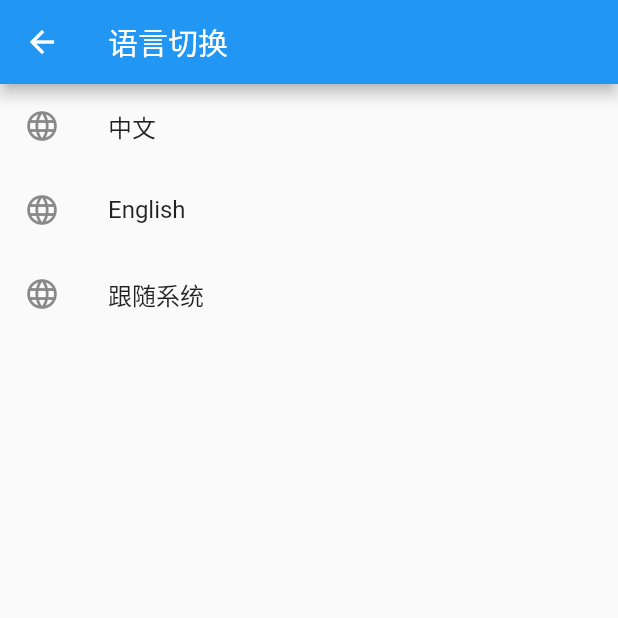
After one commit to xingzjx/flutter_github, a Flutter app: the MainPage screen opened directly, item 3 of the bottom bar chosen, after a tap on "语言", on a phone screen of 412 x 824 dp, the top half of it. The commit adds this screen. Run offline on Flutter 3.47's test engine with Material 2 defaults, Android fonts, the phone set to English and light mode, and no system bars.

Commit message:
feat:国际化

```diff
--- a/lib/page/home_page.dart
+++ b/lib/page/home_page.dart
@@ -14,6 +14,7 @@ class _HomePage extends State<HomePage> {
     return new Scaffold(
       appBar: new AppBar(
         title: new Text('首页'),
+        centerTitle: true,
       ),
       body: new Center(
         child: Icon(
--- /dev/null
+++ b/lib/page/language_page.dart
@@ -0,0 +1,38 @@
+import 'package:flutter/material.dart';
+
+class LanguagePage extends StatefulWidget {
+  @override
+  _LanguagePage createState() {
+    // TODO: implement createState
+    return _LanguagePage();
+  }
+}
+
+class _LanguagePage extends State<LanguagePage> {
+  @override
+  Widget build(BuildContext context) {
+    void _selectLanguage() {}
+
+    Widget _buildItem(String language, String value) {
+      return ListTile(
+        leading: const Icon(Icons.language),
+        title: Text(language),
+        onTap: () => _selectLanguage(),
+      );
+    }
+
+    return new Scaffold(
+      appBar: new AppBar(
+        title: new Text('语言切换'),
+      ),
+      body: ListView(
+        children: <Widget>[
+          _buildItem("中文", "zh_CN"),
+          _buildItem("English", "en_US"),
+          _buildItem("跟随系统", null),
+        ],
+        shrinkWrap: true,
+      ),
+    );
+  }
+}
--- a/lib/page/my_page.dart
+++ b/lib/page/my_page.dart
@@ -1,4 +1,6 @@
 import 'package:flutter/material.dart';
+
+import 'language_page.dart';
 
 class MyPage extends StatefulWidget {
   @override
@@ -11,17 +13,35 @@ class MyPage extends StatefulWidget {
 class _MyPage extends State<MyPage> {
   @override
   Widget build(BuildContext context) {
-    return new Scaffold(
-      appBar: new AppBar(
-        title: new Text('我的'),
-      ),
-      body: new Center(
-        child: Icon(
-          Icons.person,
-          size: 130.0,
-          color: Colors.blue,
+    return Column(
+      children: <Widget>[_buildHeader(), _buildMenus()],
+    );
+  }
+
+  Widget _buildHeader() {
+    return Padding(
+      padding: const EdgeInsets.all(30.0),
+      child: Text("登入头像"),
+    );
+  }
+
+  Widget _buildMenus() {
+    return ListView(
+      children: <Widget>[
+        ListTile(
+          leading: const Icon(Icons.color_lens),
+          title: Text("换肤 "),
         ),
-      ),
+        ListTile(
+          leading: const Icon(Icons.language),
+          title: Text("语言"),
+          onTap: () =>
+              Navigator.push(context, MaterialPageRoute(builder: (context) {
+            return LanguagePage();
+          })),
+        ),
+      ],
+      shrinkWrap: true,
     );
   }
 }
```
Also changed, not shown: pubspec.yaml (+4 -3 lines), pubspec.lock.
